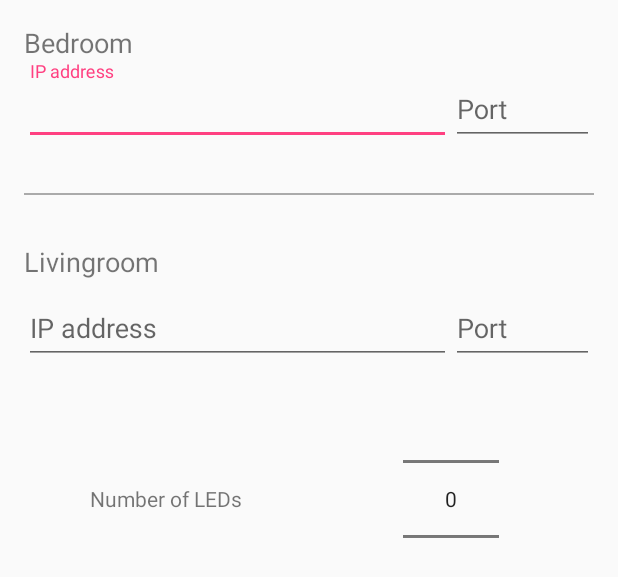
After one commit to nyekilajos/HomeMoodLighting, an Android app: the layout fragment_settings.xml on its own in the app's theme, with its tools: preview values and no code run, on a phone screen of 412 x 824 dp. The commit adds this screen. Shown: the top 577 px of the screen. Run offline under Robolectric (Android 15) with nearby library versions, the phone set to English and light mode, and no system bars.

Commit message:
UI a persistency added for hardware controller settings.

```diff
--- /dev/null
+++ b/androidClient/HomeMoodLigtingClient/app/src/main/res/layout/fragment_settings.xml
@@ -0,0 +1,144 @@
+<?xml version="1.0" encoding="utf-8"?>
+<LinearLayout xmlns:android="http://schemas.android.com/apk/res/android"
+    android:layout_width="match_parent"
+    android:layout_height="match_parent"
+    android:layout_marginBottom="@dimen/activity_vertical_margin"
+    android:layout_marginLeft="@dimen/activity_horizontal_margin"
+    android:layout_marginRight="@dimen/activity_horizontal_margin"
+    android:layout_marginTop="@dimen/activity_vertical_margin"
+    android:orientation="vertical">
+
+    <TextView
+        android:layout_width="wrap_content"
+        android:layout_height="wrap_content"
+        android:text="@string/bedroom"
+        android:textSize="18sp" />
+
+    <LinearLayout
+        android:layout_width="match_parent"
+        android:layout_height="wrap_content"
+        android:layout_marginBottom="@dimen/activity_vertical_margin"
+        android:orientation="horizontal"
+        android:weightSum="4"
+        android:baselineAligned="false">
+
+        <android.support.design.widget.TextInputLayout
+            android:layout_width="0dp"
+            android:layout_height="wrap_content"
+            android:layout_weight="3">
+
+            <EditText
+                android:id="@+id/bedroom_controller_ip"
+                android:layout_width="match_parent"
+                android:layout_height="wrap_content"
+                android:hint="@string/ip_address"
+                android:inputType="text" />
+
+
+        </android.support.design.widget.TextInputLayout>
+
+        <android.support.design.widget.TextInputLayout
+            android:layout_width="0dp"
+            android:layout_height="wrap_content"
+            android:layout_weight="1">
+
+            <EditText
+                android:id="@+id/bedroom_controller_port"
+                android:layout_width="match_parent"
+                android:layout_height="wrap_content"
+                android:hint="@string/port"
+                android:inputType="numberDecimal" />
+
+        </android.support.design.widget.TextInputLayout>
+
+    </LinearLayout>
+
+    <View
+        android:layout_width="match_parent"
+        android:layout_height="1dp"
+        android:layout_marginBottom="@dimen/activity_vertical_margin"
+        android:layout_marginTop="@dimen/activity_vertical_margin"
+        android:background="@android:color/darker_gray" />
+
+    <TextView
+        android:layout_width="wrap_content"
+        android:layout_height="wrap_content"
+        android:layout_marginTop="@dimen/activity_vertical_margin"
+        android:text="@string/livingroom"
+        android:textSize="18sp" />
+
+    <LinearLayout
+        android:layout_width="match_parent"
+        android:layout_height="wrap_content"
+        android:orientation="horizontal"
+        android:weightSum="4"
+        android:baselineAligned="false">
+
+        <android.support.design.widget.TextInputLayout
+            android:layout_width="0dp"
+            android:layout_height="wrap_content"
+            android:layout_weight="3">
+
+            <EditText
+                android:id="@+id/livingroom_controller_ip"
+                android:layout_width="match_parent"
+                android:layout_height="wrap_content"
+                android:hint="@string/ip_address"
+                android:inputType="text" />
+
+
+        </android.support.design.widget.TextInputLayout>
+
+        <android.support.design.widget.TextInputLayout
+            android:layout_width="0dp"
+            android:layout_height="wrap_content"
+            android:layout_weight="1">
+
+            <EditText
+                android:id="@+id/livingroom_controller_port"
+                android:layout_width="match_parent"
+                android:layout_height="wrap_content"
+                android:hint="@string/port"
+                android:inputType="numberDecimal" />
+
+        </android.support.design.widget.TextInputLayout>
+
+    </LinearLayout>
+
+    <LinearLayout
+        android:layout_width="match_parent"
+        android:layout_height="wrap_content"
+        android:gravity="center"
+        android:orientation="horizontal"
+        android:weightSum="2"
+        android:baselineAligned="false">
+
+        <LinearLayout
+            android:layout_width="0dp"
+            android:layout_height="wrap_content"
+            android:layout_weight="1"
+            android:gravity="center">
+
+            <TextView
+                android:layout_width="wrap_content"
+                android:layout_height="wrap_content"
+                android:text="@string/number_of_leds"
+                android:textSize="14sp" />
+
+        </LinearLayout>
+
+        <LinearLayout
+            android:layout_width="0dp"
+            android:layout_height="wrap_content"
+            android:layout_weight="1"
+            android:gravity="center">
+
+            <NumberPicker
+                android:id="@+id/led_num_picker"
+                android:layout_width="wrap_content"
+                android:layout_height="wrap_content" />
+
+        </LinearLayout>
+    </LinearLayout>
+
+</LinearLayout>
--- a/androidClient/HomeMoodLigtingClient/app/src/main/res/values/strings.xml
+++ b/androidClient/HomeMoodLigtingClient/app/src/main/res/values/strings.xml
@@ -25,4 +25,7 @@
     <string name="send_single_data">Send single data</string>
     <string name="settings">Settings</string>
     <string name="about">About</string>
+    <string name="ip_address">IP address</string>
+    <string name="port">Port</string>
+    <string name="number_of_leds">Number of LEDs</string>
 </resources>
```
Also changed, not shown: androidClient/HomeMoodLigtingClient/app/src/main/java/com/nyekilajos/homemoodlightingclient/persitency/LightingPreferencesHelper.java (+63 -5 lines), androidClient/HomeMoodLigtingClient/app/src/main/java/com/nyekilajos/homemoodlightingclient/ui/settings/SettingsFragment.java (+92 -1 lines).
